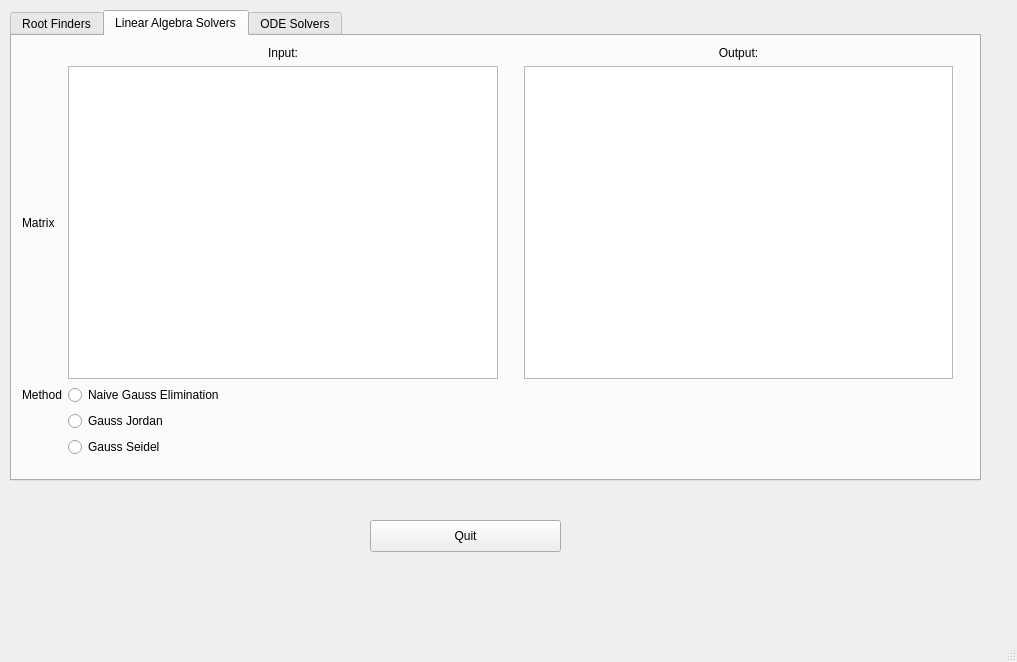
First picture: the form in testUI.ui, repository HaoZeke/pyQtNumSim, before the edit.
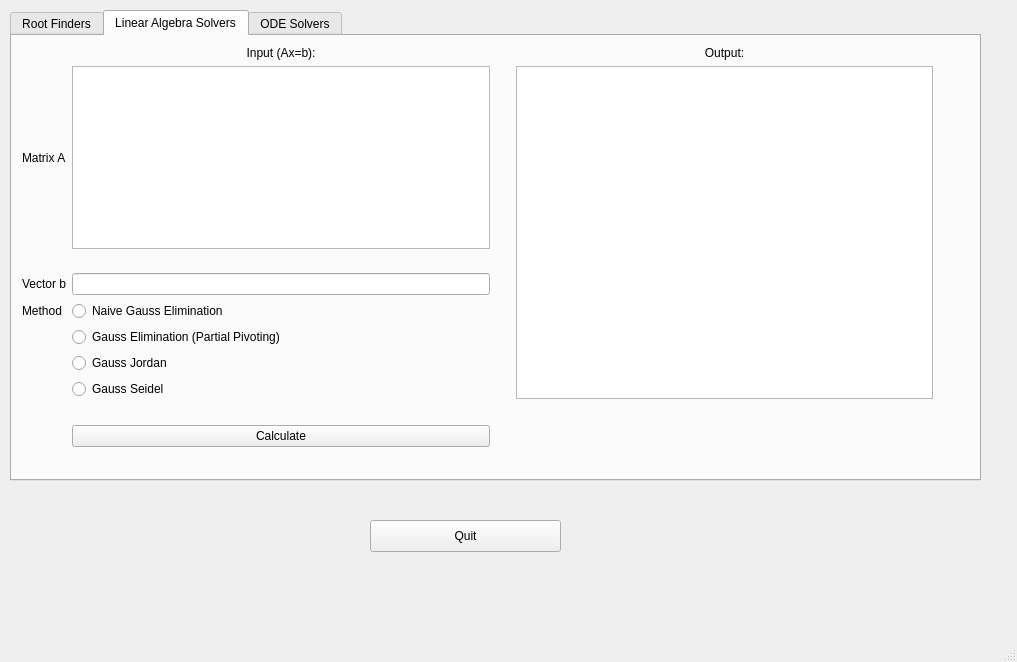
Second picture: the form after the edit.

Commit message: ui: Add a Calculate button for LAS

```diff
--- a/testUI.ui
+++ b/testUI.ui
@@ -236,15 +236,19 @@
        <rect>
         <x>10</x>
         <y>10</y>
-        <width>931</width>
-        <height>411</height>
+        <width>911</width>
+        <height>401</height>
        </rect>
       </property>
       <layout class="QGridLayout" name="gridLayout_2">
-       <item row="1" column="4">
-        <widget class="QTextBrowser" name="outTextLA"/>
+       <item row="9" column="1">
+        <widget class="QRadioButton" name="inpGS">
+         <property name="text">
+          <string>Gauss Seidel</string>
+         </property>
+        </widget>
        </item>
-       <item row="4" column="1">
+       <item row="6" column="1">
         <widget class="QRadioButton" name="inpGE">
          <property name="text">
           <string>Naive Gauss Elimination</string>
@@ -264,37 +268,67 @@
          </property>
         </spacer>
        </item>
-       <item row="4" column="0">
+       <item row="6" column="0">
         <widget class="QLabel" name="label_19">
          <property name="text">
           <string>Method</string>
          </property>
         </widget>
        </item>
+       <item row="7" column="1">
+        <widget class="QRadioButton" name="radioButton">
+         <property name="text">
+          <string>Gauss Elimination (Partial Pivoting)</string>
+         </property>
+        </widget>
+       </item>
        <item row="1" column="1">
         <widget class="QPlainTextEdit" name="inpTextLA"/>
        </item>
        <item row="0" column="1">
         <widget class="QLabel" name="label_18">
          <property name="text">
-          <string>Input:</string>
+          <string>Input (Ax=b):</string>
          </property>
          <property name="alignment">
           <set>Qt::AlignCenter</set>
          </property>
         </widget>
        </item>
-       <item row="5" column="1">
+       <item row="8" column="1">
         <widget class="QRadioButton" name="inpGJ">
          <property name="text">
           <string>Gauss Jordan</string>
          </property>
         </widget>
        </item>
+       <item row="1" column="4" rowspan="9">
+        <widget class="QTextBrowser" name="outTextLA"/>
+       </item>
+       <item row="11" column="1">
+        <spacer name="horizontalSpacer_2">
+         <property name="orientation">
+          <enum>Qt::Horizontal</enum>
+         </property>
+         <property name="sizeHint" stdset="0">
+          <size>
+           <width>40</width>
+           <height>20</height>
+          </size>
+         </property>
+        </spacer>
+       </item>
+       <item row="12" column="1">
+        <widget class="QPushButton" name="btnCalcLAS">
+         <property name="text">
+          <string>Calculate</string>
+         </property>
+        </widget>
+       </item>
        <item row="1" column="0">
         <widget class="QLabel" name="label_20">
          <property name="text">
-          <string>Matrix</string>
+          <string>Matrix A</string>
          </property>
         </widget>
        </item>
@@ -308,10 +342,17 @@
          </property>
         </widget>
        </item>
-       <item row="6" column="1">
-        <widget class="QRadioButton" name="inpGS">
+       <item row="5" column="0">
+        <widget class="QLabel" name="label_21">
          <property name="text">
-          <string>Gauss Seidel</string>
+          <string>Vector b</string>
+         </property>
+        </widget>
+       </item>
+       <item row="5" column="1">
+        <widget class="QLineEdit" name="inpVecB">
+         <property name="toolTip">
+          <string>&lt;html&gt;&lt;head/&gt;&lt;body&gt;&lt;p&gt;Input a &lt;span style=&quot; text-decoration: underline;&quot;&gt;single variable&lt;/span&gt; function in terms of &lt;span style=&quot; font-weight:600;&quot;&gt;x&lt;/span&gt;.&lt;/p&gt;&lt;/body&gt;&lt;/html&gt;</string>
          </property>
         </widget>
        </item>
```
